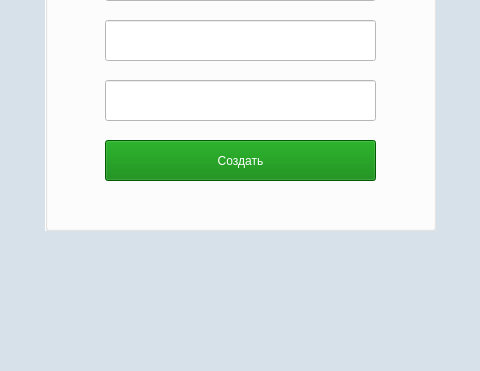
Before: the Qt Designer form untitled/registrationwindow.ui in DanGrigorenko/CourseWork, drawn with Qt 5; both pictures show x 165 to 645 and y 229 to 600 of the 800 by 600 pixel window.
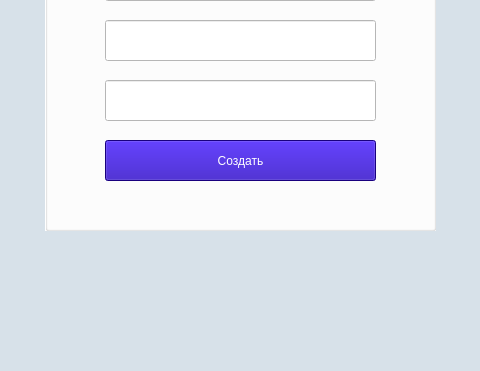
After: the same form once the commit is applied. Icons and pictures are not drawn.

```diff
--- a/untitled/registrationwindow.ui
+++ b/untitled/registrationwindow.ui
@@ -43,7 +43,7 @@
       </rect>
      </property>
      <property name="styleSheet">
-      <string notr="true">background: green;
+      <string notr="true">background: #2300B0;
 color: white;</string>
      </property>
      <property name="text">
```
